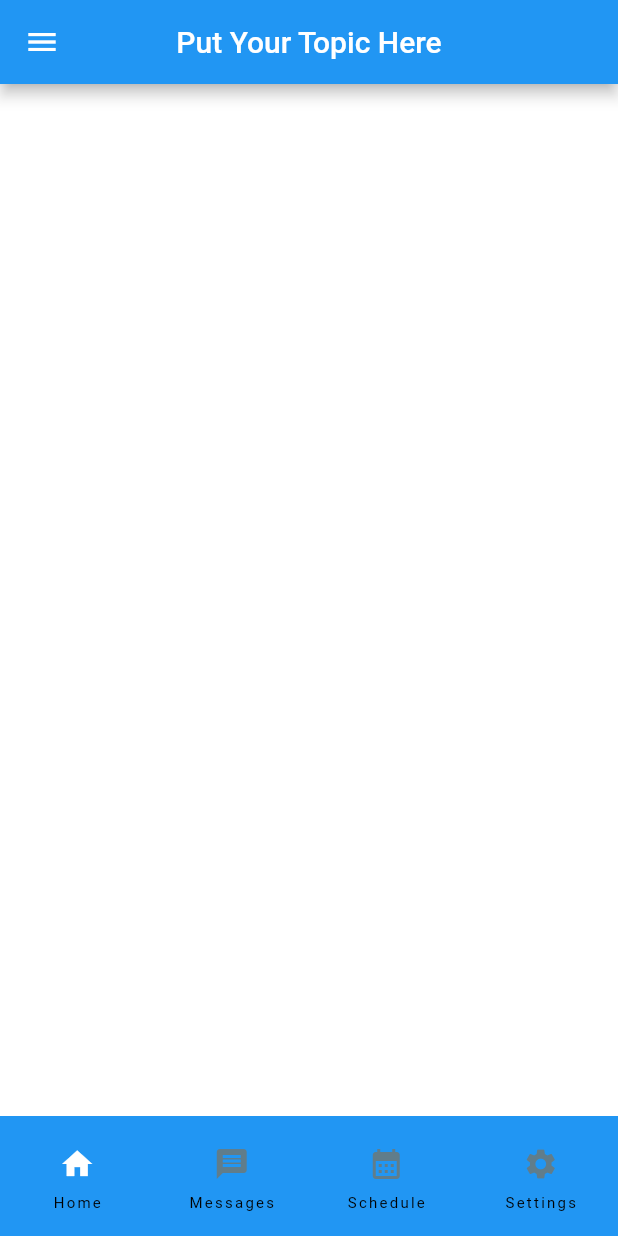
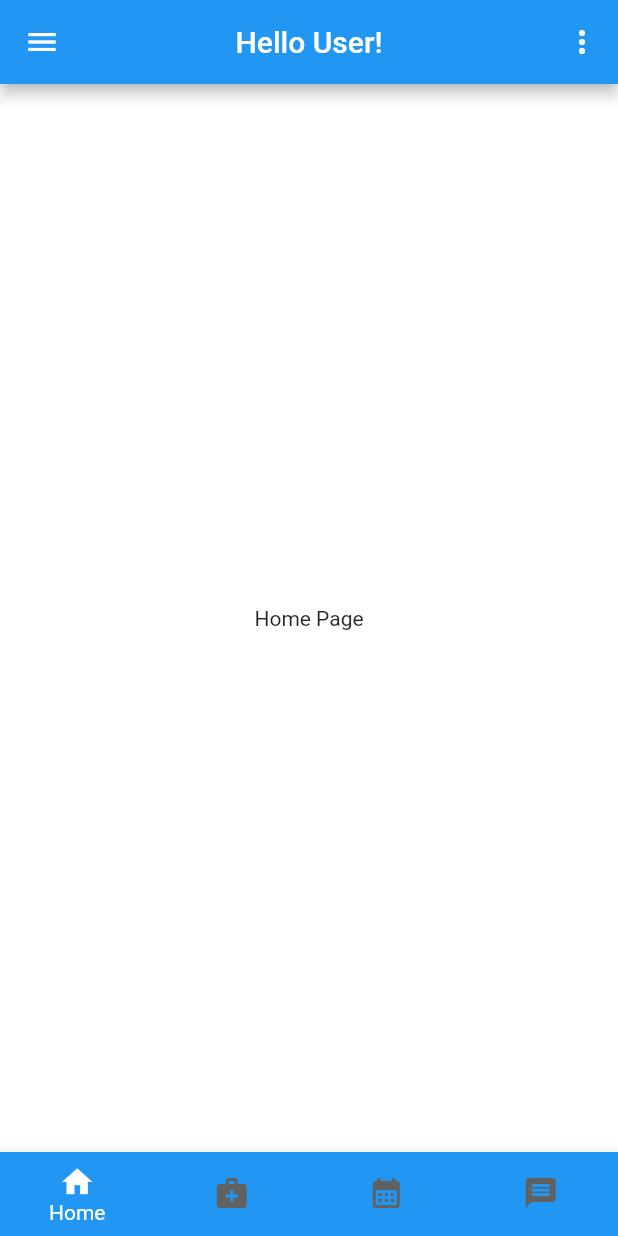
Before and after one commit to Teshan2000/Healthcare-Mobile-Application, a Flutter app: the screen it shows after launch, after a tap on the "menu" icon, on a phone screen of 412 x 824 dp. Run offline on Flutter 3.47's test engine with Material 2 defaults, Android fonts, the phone set to English and light mode, and no system bars.

Commit message:
Home page & Other pages
Home page & appointment, schedule, login, symptoms, all other pages were added to the system.

```diff
--- a/healthcare_management_system/lib/main.dart
+++ b/healthcare_management_system/lib/main.dart
@@ -1,8 +1,10 @@
 import 'package:flutter/material.dart';
 import 'package:healthcare_management_system/screens/auth.dart';
+import 'package:healthcare_management_system/utils/config.dart';
+import 'package:healthcare_management_system/utils/layout.dart';
 
 void main() {
-  runApp(MyApp());
+  runApp(const MyApp());
 }
 
 class MyApp extends StatelessWidget {
@@ -10,7 +12,7 @@ class MyApp extends StatelessWidget {
 
   static final navigatorKey = GlobalKey<NavigatorState>();
 
-  var onPressed;
+  const MyApp({super.key});
   @override
   Widget build(BuildContext context) {
     return MaterialApp(
@@ -26,6 +28,7 @@ class MyApp extends StatelessWidget {
           floatingLabelStyle: TextStyle(color: Config.primaryColor),
           prefixIconColor: Colors.black38,
         ),
+
         scaffoldBackgroundColor: Colors.white,
         bottomNavigationBarTheme: BottomNavigationBarThemeData(
           backgroundColor: Config.primaryColor,
@@ -36,64 +39,15 @@ class MyApp extends StatelessWidget {
           elevation: 10,
           type: BottomNavigationBarType.fixed,
         ),
+
         primarySwatch: Colors.blue,
       ),
       initialRoute: '/',
       routes: {
-        '/':(context) => const AuthPage(),
-        'main':(context) => const
+        '/':(context) => const Layout(),
+        'main':(context) => const Layout(),
       },
-      home: const MyHomePage(title: 'Home Page'),
+      //home: const MyHomePage(title: 'Home Page'),
     );
   }
 }
-
-class MyHomePage extends StatefulWidget {
-  const MyHomePage({super.key, required this.title});
-
-  final String title;
-
-  @override
-  State<MyHomePage> createState() => _MyHomePageState();
-}
-
-class _MyHomePageState extends State<MyHomePage> {
-  int currentPage = 0;
-  int _counter = 0;
-
-  void _incrementCounter() {
-    setState(() {
-      _counter++;
-    });
-  }
-
-  @override
-  Widget build(BuildContext context) {
-    return Scaffold(
-      appBar: AppBar(
-        centerTitle: true,
-        title: Text('Put Your Topic Here'),
-        leading: IconButton(
-          onPressed: () {},
-          icon: Icon(Icons.menu),
-        ),
-      ),
-      body: Center(),
-      bottomNavigationBar: NavigationBar(
-        backgroundColor: Colors.blue,
-        destinations: const [
-          NavigationDestination(icon: Icon(Icons.home, color: Colors.white), label: "Home"),
-          NavigationDestination(icon: Icon(Icons.message, color: Colors.blueGrey), label: "Messages"),
-          NavigationDestination(icon: Icon(Icons.calendar_month, color: Colors.blueGrey), label: "Schedule"),
-          NavigationDestination(icon: Icon(Icons.settings, color: Colors.blueGrey), label: "Settings"),
-        ],
-        onDestinationSelected: (int index) {
-          setState(() {
-            currentPage = index;
-          });
-        },
-        selectedIndex: currentPage,
-      ),
-    );
-  }
-}
--- /dev/null
+++ b/healthcare_management_system/lib/screens/appointments.dart
@@ -0,0 +1,19 @@
+import 'package:flutter/material.dart';
+
+class Appointments extends StatefulWidget {
+  const Appointments({Key? key}) : super(key: key);
+
+  @override
+  State<Appointments> createState() => _AppointmentsState();
+}
+
+class _AppointmentsState extends State<Appointments> {
+  @override
+  Widget build(BuildContext context) {
+    return Scaffold(
+      body: Center(
+        child: Text("Appointments Page"),
+      ),
+    );
+  }
+}
--- a/healthcare_management_system/lib/screens/auth.dart
+++ b/healthcare_management_system/lib/screens/auth.dart
@@ -1,4 +1,6 @@
 import 'package:flutter/material.dart';
+import 'package:healthcare_management_system/utils/config.dart';
+
 
 class AuthPage extends StatefulWidget {
   const AuthPage({Key? key}) : super(key: key);
@@ -12,7 +14,7 @@ class _AuthPageState extends State<AuthPage> {
   Widget build(BuildContext context) {
     return Scaffold(
       body: Center(
-        child: Text("Login Page"),
+        child: Text("LoginForm Page"),
       ),
     );
   }
--- /dev/null
+++ b/healthcare_management_system/lib/screens/home.dart
@@ -0,0 +1,21 @@
+import 'package:flutter/material.dart';
+import '../utils/config.dart';
+
+class Home extends StatefulWidget {
+  const Home({Key? key}) : super(key: key);
+
+  @override
+  State<Home> createState() => _HomeState();
+}
+
+class _HomeState extends State<Home> {
+  @override
+  Widget build(BuildContext context) {
+    Config().init(context);
+    return Scaffold(
+      body: Center(
+        child: Text("Home Page"),
+      ),
+    );
+  }
+}
--- /dev/null
+++ b/healthcare_management_system/lib/screens/messages.dart
@@ -0,0 +1,20 @@
+import 'package:flutter/material.dart';
+import '../utils/config.dart';
+
+class Messages extends StatefulWidget {
+  const Messages({Key? key}) : super(key: key);
+
+  @override
+  State<Messages> createState() => _MessagesState();
+}
+
+class _MessagesState extends State<Messages> {
+  @override
+  Widget build(BuildContext context) {
+    return Scaffold(
+      body: Center(
+        child: Text("Messages Page"),
+      ),
+    );
+  }
+}
--- /dev/null
+++ b/healthcare_management_system/lib/screens/schedule.dart
@@ -0,0 +1,19 @@
+import 'package:flutter/material.dart';
+
+class Schedule extends StatefulWidget {
+  const Schedule({Key? key}) : super(key: key);
+
+  @override
+  State<Schedule> createState() => _ScheduleState();
+}
+
+class _ScheduleState extends State<Schedule> {
+  @override
+  Widget build(BuildContext context) {
+    return Scaffold(
+      body: Center(
+        child: Text("Schedule Page"),
+      ),
+    );
+  }
+}
--- a/healthcare_management_system/lib/utils/config.dart
+++ b/healthcare_management_system/lib/utils/config.dart
@@ -1,6 +1,6 @@
 import 'package:flutter/material.dart';
 
-class config {
+class Config {
   static MediaQueryData? mediaQueryData;
   static double? screenWidth;
   static double? screenHeight;
--- a/healthcare_management_system/lib/utils/layout.dart
+++ b/healthcare_management_system/lib/utils/layout.dart
@@ -1,4 +1,9 @@
 import 'package:flutter/material.dart';
+import 'package:healthcare_management_system/screens/appointments.dart';
+import 'package:healthcare_management_system/screens/home.dart';
+import 'package:healthcare_management_system/screens/messages.dart';
+import 'package:healthcare_management_system/screens/schedule.dart';
+
 
 class Layout extends StatefulWidget {
   const Layout({Key? key}) : super(key: key);
@@ -8,11 +13,71 @@ class Layout extends StatefulWidget {
 }
 
 class _LayoutState extends State<Layout> {
+  int currentPage = 0;
+  final PageController _page = PageController();
+
   @override
   Widget build(BuildContext context) {
     return Scaffold(
-      body: Center(
-        child: Text("Main Layout"),
+      appBar: AppBar(
+        centerTitle: true,
+        title: Text("Hello User!"),
+        leading: IconButton(
+            onPressed: () {},
+            icon: Icon(Icons.menu),
+        ),
+        actions: <Widget>[
+          IconButton(
+              onPressed: () {},
+              icon: Icon(Icons.more_vert),
+          ),
+        ],
+      ),
+      body: PageView(
+        controller: _page,
+        onPageChanged: ((value){
+          setState(() {
+            currentPage = value;
+          });
+        }),
+        children: const <Widget>[
+          Home(),
+          Appointments(),
+          Schedule(),
+          Messages(),
+
+        ],
+      ),
+      bottomNavigationBar: BottomNavigationBar(
+        currentIndex: currentPage,
+        onTap: (page){
+          setState(() {
+            currentPage = page;
+            _page.animateToPage(
+              page,
+              duration: const Duration(milliseconds: 500),
+              curve: Curves.easeInOut,
+            );
+          });
+        },
+        items: const <BottomNavigationBarItem>[
+          BottomNavigationBarItem(
+            icon: Icon(Icons.home),
+            label: "Home",
+          ),
+          BottomNavigationBarItem(
+            icon: Icon(Icons.medical_services),
+            label: "Appointments",
+          ),
+          BottomNavigationBarItem(
+            icon: Icon(Icons.calendar_month),
+            label: "Schedules",
+          ),
+          BottomNavigationBarItem(
+            icon: Icon(Icons.message),
+            label: "Messages",
+          ),
+        ],
       ),
     );
   }
```
Also changed, not shown: healthcare_management_system/lib/components/loginForm.dart (added, +19 -0 lines), healthcare_management_system/lib/screens/login.dart (added, +19 -0 lines), healthcare_management_system/lib/screens/payment.dart (added, +19 -0 lines), healthcare_management_system/lib/screens/symptoms.dart (added, +19 -0 lines).
